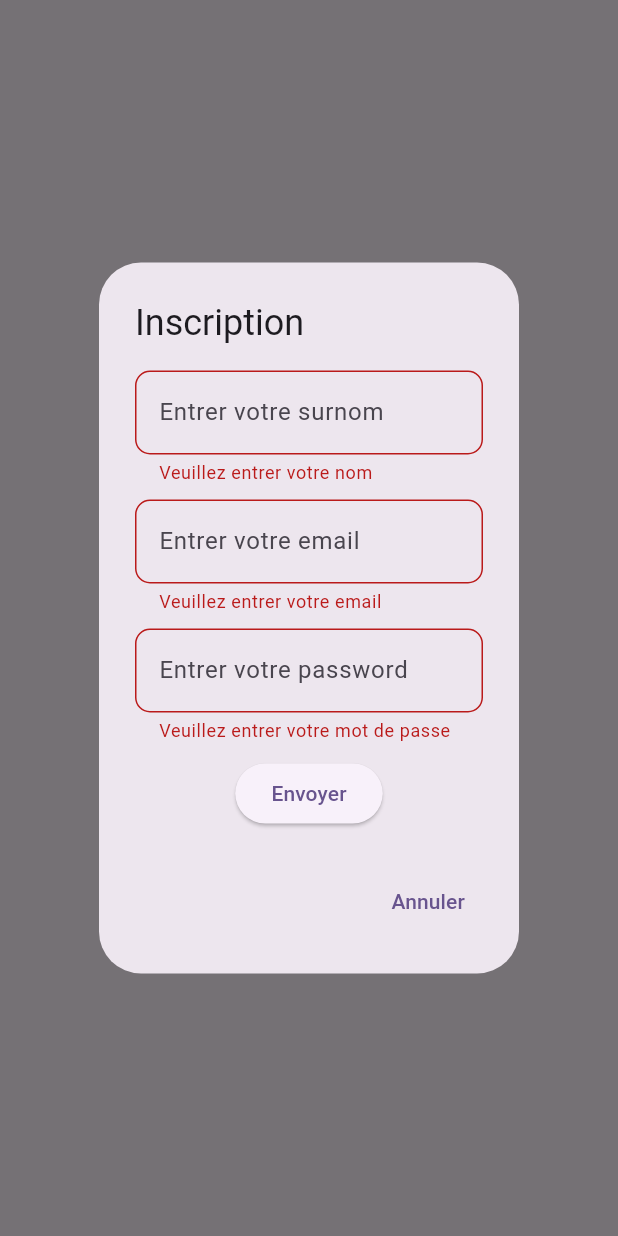
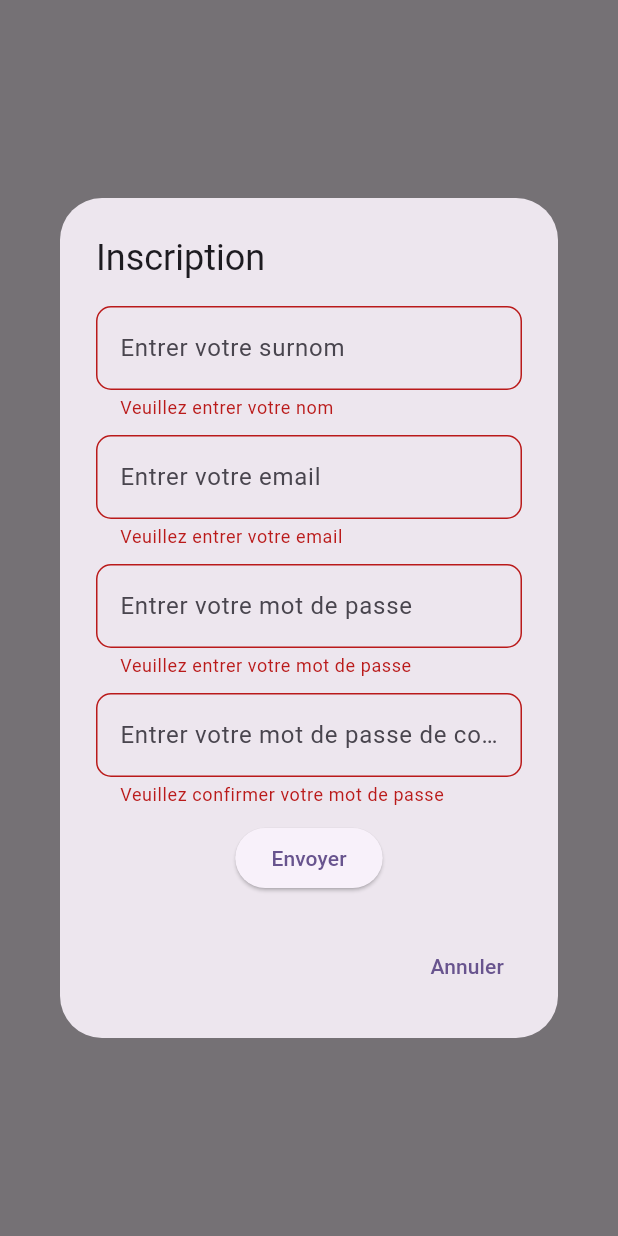
Before and after one commit to JongCHONG/EfreiM2FlutterToDoNest, a Flutter app: what showInscriptionDialog() shows on an empty page, opened directly, after a tap on "Envoyer", on a phone screen of 412 x 824 dp. Run offline on Flutter 3.47's test engine with Material 3 defaults, Android fonts, the light colour scheme and no system bars; our stand-ins replace cloud_firestore, firebase_auth, firebase_core; accounts and stored records are empty.

Commit message:
add validators equalpasswords

```diff
--- a/lib/validator/validators.dart
+++ b/lib/validator/validators.dart
@@ -32,6 +32,22 @@ String? validatePassword(String? value) {
   if (value.length < 6) {
     return 'Le mot de passe doit contenir au moins 6 caractères';
   }
+
+  return null;
+}
+
+String? validateEqualsPassword(String? password, String? confirmPassword) {
+  if (confirmPassword == null || confirmPassword.isEmpty) {
+    return 'Veuillez confirmer votre mot de passe';
+  }
+
+  if (confirmPassword.length < 6) {
+    return 'Le mot de passe de confirmation doit contenir au moins 6 caractères';
+  }
+
+  if (password != confirmPassword) {
+    return 'Les mots de passe ne correspond pas';
+  }
   return null;
 }
 
--- a/lib/widgets/dialog.dart
+++ b/lib/widgets/dialog.dart
@@ -170,6 +170,7 @@ void showInscriptionDialog(BuildContext context) {
   TextEditingController surname = TextEditingController();
   TextEditingController email = TextEditingController();
   TextEditingController password = TextEditingController();
+  TextEditingController confirmPassword = TextEditingController();
 
   showDialog(
     context: context,
@@ -209,12 +210,25 @@ void showInscriptionDialog(BuildContext context) {
                       controller: password,
                       obscureText: true,
                       decoration: InputDecoration(
-                        hintText: 'Entrer votre password',
+                        hintText: 'Entrer votre mot de passe',
                         border: OutlineInputBorder(
                           borderRadius: BorderRadius.circular(10),
                         ),
                       ),
                       validator: validatePassword,
+                    ),
+                    const SizedBox(height: 10),
+                    TextFormField(
+                      controller: confirmPassword,
+                      obscureText: true,
+                      decoration: InputDecoration(
+                        hintText: 'Entrer votre mot de passe de confirmation',
+                        border: OutlineInputBorder(
+                          borderRadius: BorderRadius.circular(10),
+                        ),
+                      ),
+                      validator: (value) =>
+                          validateEqualsPassword(password.text, value),
                     ),
                   ],
                 ),
```
